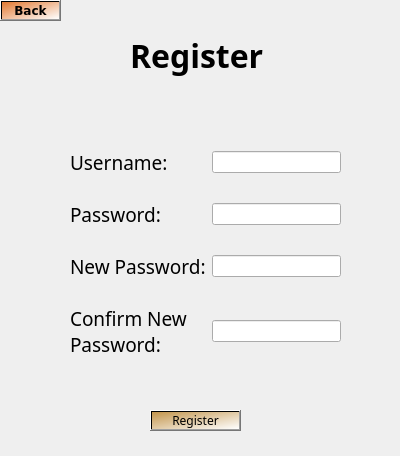
Qt form RCVproject/scene/register.ui (pqhung0811/rungchuongvang) before a commit.
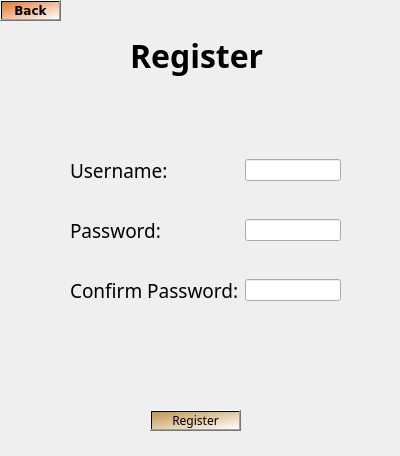
The same form after that commit. Icons and pictures are not drawn.

```diff
--- a/RCVproject/scene/register.ui
+++ b/RCVproject/scene/register.ui
@@ -5,6 +5,9 @@
   <property name="windowModality">
    <enum>Qt::NonModal</enum>
   </property>
+  <property name="enabled">
+   <bool>true</bool>
+  </property>
   <property name="geometry">
    <rect>
     <x>0</x>
@@ -25,11 +28,30 @@
      <x>70</x>
      <y>130</y>
      <width>271</width>
-     <height>251</height>
+     <height>201</height>
     </rect>
    </property>
    <layout class="QGridLayout" name="gridLayout">
-    <item row="3" column="0">
+    <item row="0" column="0">
+     <widget class="QLabel" name="label">
+      <property name="font">
+       <font>
+        <family>Swis721 Hv BT</family>
+        <pointsize>14</pointsize>
+       </font>
+      </property>
+      <property name="styleSheet">
+       <string notr="true"/>
+      </property>
+      <property name="text">
+       <string>Username:</string>
+      </property>
+     </widget>
+    </item>
+    <item row="2" column="1">
+     <widget class="QLineEdit" name="confirmPassEdit"/>
+    </item>
+    <item row="2" column="0">
      <widget class="QLabel" name="label_4">
       <property name="font">
        <font>
@@ -38,29 +60,15 @@
        </font>
       </property>
       <property name="text">
-       <string>Confirm New
-Password:</string>
+       <string>Confirm Password:</string>
       </property>
      </widget>
     </item>
+    <item row="0" column="1">
+     <widget class="QLineEdit" name="userEdit"/>
+    </item>
     <item row="1" column="1">
-     <widget class="QLineEdit" name="lineEdit_2"/>
-    </item>
-    <item row="2" column="0">
-     <widget class="QLabel" name="label_3">
-      <property name="font">
-       <font>
-        <family>Swis721 Hv BT</family>
-        <pointsize>14</pointsize>
-       </font>
-      </property>
-      <property name="text">
-       <string>New Password:</string>
-      </property>
-     </widget>
-    </item>
-    <item row="2" column="1">
-     <widget class="QLineEdit" name="lineEdit_3"/>
+     <widget class="QLineEdit" name="passEdit"/>
     </item>
     <item row="1" column="0">
      <widget class="QLabel" name="label_2">
@@ -75,28 +83,6 @@
       </property>
      </widget>
     </item>
-    <item row="3" column="1">
-     <widget class="QLineEdit" name="lineEdit_4"/>
-    </item>
-    <item row="0" column="1">
-     <widget class="QLineEdit" name="lineEdit"/>
-    </item>
-    <item row="0" column="0">
-     <widget class="QLabel" name="label">
-      <property name="font">
-       <font>
-        <family>Swis721 Hv BT</family>
-        <pointsize>14</pointsize>
-       </font>
-      </property>
-      <property name="styleSheet">
-       <string notr="true"/>
-      </property>
-      <property name="text">
-       <string>Username:</string>
-      </property>
-     </widget>
-    </item>
    </layout>
   </widget>
   <widget class="QLabel" name="label_5">
```
